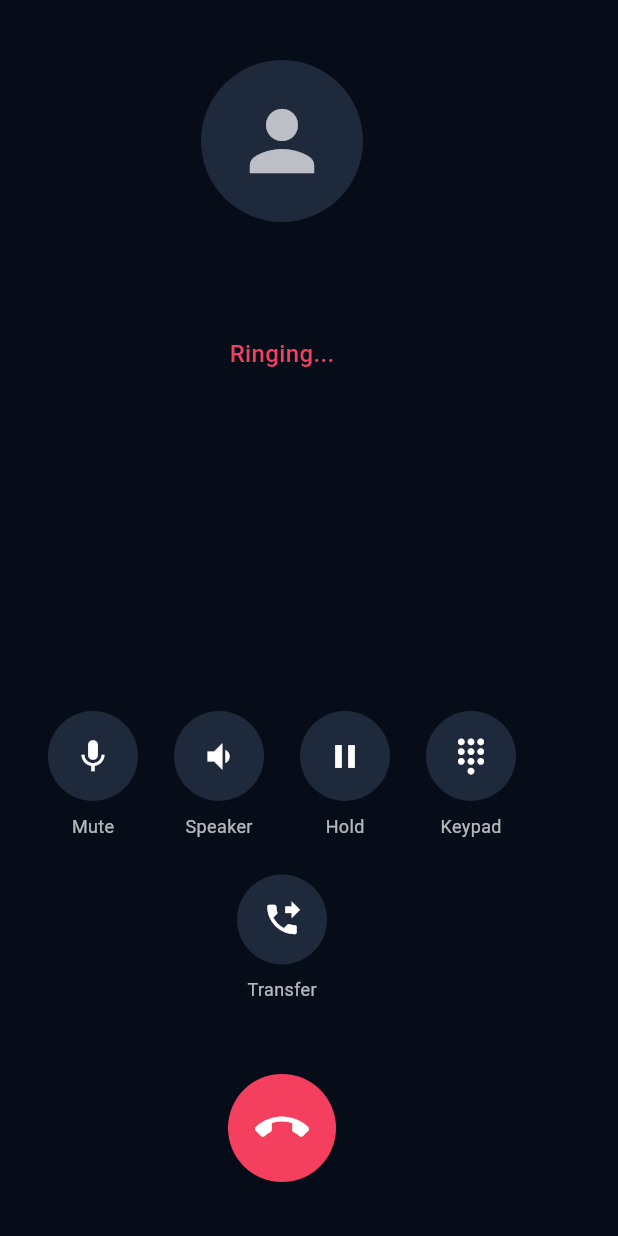
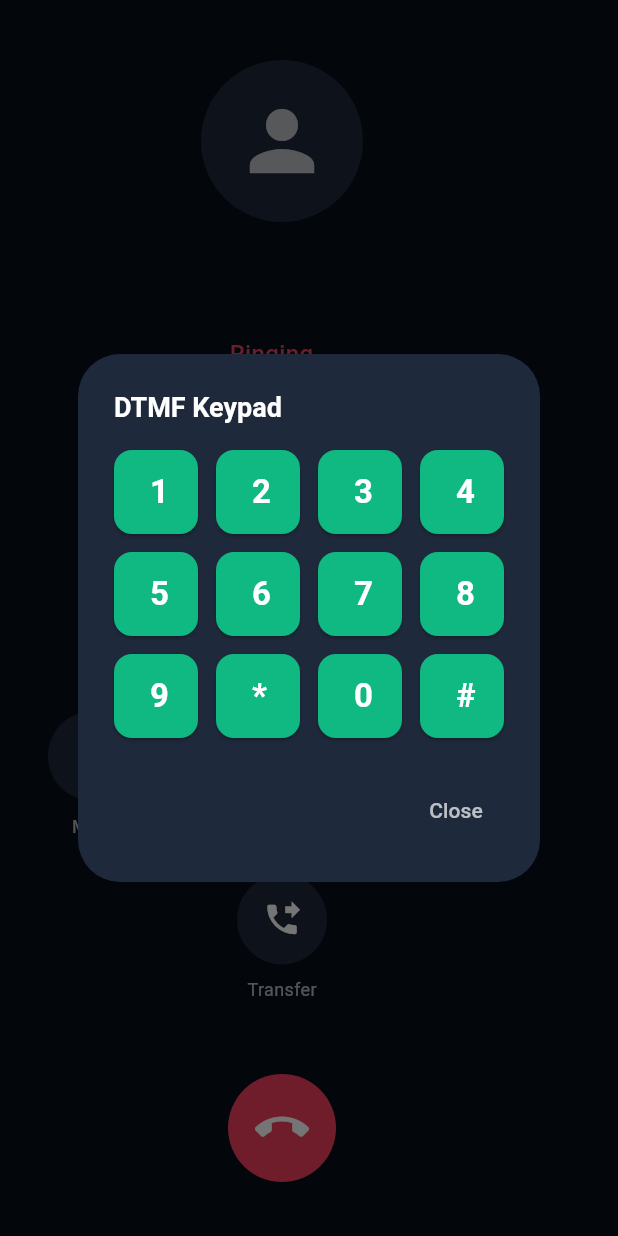
Before and after one commit to smmohibullahapon-art/ddialer-softphone, a Flutter app: the CallScreen screen opened directly with empty values, after a tap on "Keypad", on a phone screen of 412 x 824 dp. Run offline on Flutter 3.47's test engine with Material 3 defaults, Android fonts, the phone set to English and light mode, and no system bars; our stand-ins replace battery_plus, flutter_riverpod, flutter_secure_storage, permission_handler, shared_preferences; missing offline and left inert: audio_session, mobile_scanner, sip_ua; accounts and stored records are empty; statements that could not run were skipped.

Commit message:
Add DTMF dialog and improve UI elements

```diff
--- a/lib/presentation/screens/call_screen.dart
+++ b/lib/presentation/screens/call_screen.dart
@@ -1,6 +1,8 @@
 import 'dart:async';
+
 import 'package:flutter/material.dart';
 import 'package:battery_plus/battery_plus.dart';
+
 import '../../core/telephony/sip_service.dart';
 
 class CallScreen extends StatefulWidget {
@@ -20,18 +22,17 @@ class CallScreen extends StatefulWidget {
 class _CallScreenState extends State<CallScreen> {
   final SipService _sipService = SipService();
   final Battery _battery = Battery();
+
   Timer? _callDurationTimer;
   Timer? _rtpStatsTimer;
   int _secondsElapsed = 0;
   String _callStatus = 'Calling...';
 
-  // Real-time RTP Quality Stats
   int _latencyMs = 28;
   double _jitterMs = 1.8;
   double _packetLoss = 0.0;
   int _signalBars = 4;
 
-  // Real-time Device Battery Level
   int _batteryLevel = 84;
   bool _isCharging = false;
 
@@ -40,7 +41,6 @@ class _CallScreenState extends State<CallScreen> {
     super.initState();
     _fetchBattery();
 
-    // Simulate connection after SIP ring
     Future.delayed(const Duration(seconds: 2), () {
       if (mounted) {
         setState(() {
@@ -87,7 +87,6 @@ class _CallScreenState extends State<CallScreen> {
     _rtpStatsTimer = Timer.periodic(const Duration(milliseconds: 1500), (timer) {
       if (mounted && _callStatus == 'Connected') {
         setState(() {
-          // Dynamic WebRTC RTP getStats() telemetry
           _latencyMs = 24 + (_secondsElapsed % 7) * 2;
           _jitterMs = 1.2 + ((_secondsElapsed % 5) * 0.3);
           _signalBars = _latencyMs < 100 ? 4 : 3;
@@ -116,6 +115,64 @@ class _CallScreenState extends State<CallScreen> {
     super.dispose();
   }
 
+  void _showDtmfDialog(BuildContext context) {
+    final List<String> tones = ['1', '2', '3', '4', '5', '6', '7', '8', '9', '*', '0', '#'];
+
+    showDialog(
+      context: context,
+      builder: (_) => AlertDialog(
+        backgroundColor: const Color(0xFF1E293B),
+        title: const Text(
+          'DTMF Keypad',
+          style: TextStyle(color: Colors.white, fontSize: 18, fontWeight: FontWeight.bold),
+        ),
+        content: SizedBox(
+          width: 260,
+          child: Wrap(
+            alignment: WrapAlignment.center,
+            spacing: 12,
+            runSpacing: 12,
+            children: tones.map((tone) {
+              return SizedBox(
+                width: 56,
+                height: 56,
+                child: ElevatedButton(
+                  style: ElevatedButton.styleFrom(
+                    backgroundColor: const Color(0xFF10B981),
+                    foregroundColor: Colors.white,
+                    shape: RoundedRectangleBorder(
+                      borderRadius: BorderRadius.circular(12),
+                    ),
+                  ),
+                  onPressed: () {
+                    _sipService.sendDTMF(tone);
+                    Navigator.pop(context);
+                  },
+                  child: Text(
+                    tone,
+                    style: const TextStyle(
+                      fontSize: 22,
+                      fontWeight: FontWeight.bold,
+                    ),
+                  ),
+                ),
+              );
+            }).toList(),
+          ),
+        ),
+        actions: [
+          TextButton(
+            onPressed: () => Navigator.pop(context),
+            child: const Text(
+              'Close',
+              style: TextStyle(color: Colors.white70),
+            ),
+          ),
+        ],
+      ),
+    );
+  }
+
   @override
   Widget build(BuildContext context) {
     return Scaffold(
@@ -124,14 +181,13 @@ class _CallScreenState extends State<CallScreen> {
         child: Column(
           children: [
             const SizedBox(height: 16),
-            // Real-Time Signal Strength, Jitter & Device Battery Meter Row
+
             if (_callStatus == 'Connected')
               Padding(
                 padding: const EdgeInsets.symmetric(horizontal: 24),
                 child: Row(
                   mainAxisAlignment: MainAxisAlignment.center,
                   children: [
-                    // Signal Strength & Jitter / Latency Meter Pill
                     GestureDetector(
                       onTap: () => _showQualityDiagnostics(context),
                       child: Container(
@@ -139,12 +195,13 @@ class _CallScreenState extends State<CallScreen> {
                         decoration: BoxDecoration(
                           color: const Color(0xFF10B981).withOpacity(0.12),
                           borderRadius: BorderRadius.circular(20),
-                          border: Border.all(color: const Color(0xFF10B981).withOpacity(0.3)),
+                          border: Border.all(
+                            color: const Color(0xFF10B981).withOpacity(0.3),
+                          ),
                         ),
                         child: Row(
                           mainAxisSize: MainAxisSize.min,
                           children: [
-                            // 4-Bar Signal Indicator
                             Row(
                               crossAxisAlignment: CrossAxisAlignment.end,
                               children: List.generate(4, (index) {
@@ -170,13 +227,16 @@ class _CallScreenState extends State<CallScreen> {
                               ),
                             ),
                             const SizedBox(width: 4),
-                            const Icon(Icons.info_outline, color: Color(0xFF10B981), size: 14),
+                            const Icon(
+                              Icons.info_outline,
+                              color: Color(0xFF10B981),
+                              size: 14,
+                            ),
                           ],
                         ),
                       ),
                     ),
                     const SizedBox(width: 8),
-                    // Real-time Device Battery Indicator
                     Container(
                       padding: const EdgeInsets.symmetric(horizontal: 10, vertical: 6),
                       decoration: BoxDecoration(
@@ -219,13 +279,15 @@ class _CallScreenState extends State<CallScreen> {
               ),
 
             const SizedBox(height: 24),
-            // Avatar
+
             CircleAvatar(
               radius: 54,
               backgroundColor: const Color(0xFF1E293B),
               child: const Icon(Icons.person, size: 64, color: Colors.white70),
             ),
+
             const SizedBox(height: 24),
+
             Text(
               widget.calleeNumber,
               style: const TextStyle(
@@ -234,7 +296,9 @@ class _CallScreenState extends State<CallScreen> {
                 fontWeight: FontWeight.bold,
               ),
             ),
+
             const SizedBox(height: 12),
+
             if (_callStatus == 'Connected') ...[
               Container(
                 padding: const EdgeInsets.symmetric(horizontal: 16, vertical: 6),
@@ -291,8 +355,9 @@ class _CallScreenState extends State<CallScreen> {
                   fontWeight: FontWeight.w500,
                 ),
               ),
+
             const Spacer(),
-            // Call Controls (Mute, Keypad, Speaker, Hold)
+
             Container(
               padding: const EdgeInsets.symmetric(horizontal: 32),
               child: Wrap(
@@ -339,20 +404,22 @@ class _CallScreenState extends State<CallScreen> {
                 ],
               ),
             ),
+
             const SizedBox(height: 48),
-            // End Call Button
+
             GestureDetector(
               onTap: _endCall,
               child: Container(
                 width: 72,
                 height: 72,
                 decoration: const BoxDecoration(
-                  color: Color(0xFFF43F5E), // Crimson
+                  color: Color(0xFFF43F5E),
                   shape: BoxShape.circle,
                 ),
                 child: const Icon(Icons.call_end, color: Colors.white, size: 36),
               ),
             ),
+
             const SizedBox(height: 36),
           ],
         ),
@@ -362,6 +429,7 @@ class _CallScreenState extends State<CallScreen> {
 
   void _showTransferDialog(BuildContext context) {
     String targetExt = '';
+
     showModalBottomSheet(
       context: context,
       isScrollControlled: true,
@@ -408,7 +476,11 @@ class _CallScreenState extends State<CallScreen> {
                   const SizedBox(height: 16),
                   TextField(
                     autofocus: true,
-                    style: const TextStyle(color: Colors.white, fontSize: 18, fontFamily: 'monospace'),
+                    style: const TextStyle(
+                      color: Colors.white,
+                      fontSize: 18,
+                      fontFamily: 'monospace',
+                    ),
                     keyboardType: TextInputType.phone,
                     decoration: InputDecoration(
                       hintText: 'Enter extension e.g. 1002',
@@ -443,7 +515,9 @@ class _CallScreenState extends State<CallScreen> {
                             backgroundColor: const Color(0xFFF43F5E),
                             foregroundColor: Colors.white,
                             padding: const EdgeInsets.symmetric(vertical: 14),
-                            shape: RoundedRectangleBorder(borderRadius: BorderRadius.circular(12)),
+                            shape: RoundedRectangleBorder(
+                              borderRadius: BorderRadius.circular(12),
+                            ),
                           ),
                         ),
                       ),
@@ -460,7 +534,9 @@ class _CallScreenState extends State<CallScreen> {
                             foregroundColor: const Color(0xFF10B981),
                             side: const BorderSide(color: Color(0xFF10B981)),
                             padding: const EdgeInsets.symmetric(vertical: 14),
-                            shape: RoundedRectangleBorder(borderRadius: BorderRadius.circular(12)),
+                            shape: RoundedRectangleBorder(
+                              borderRadius: BorderRadius.circular(12),
+                            ),
                           ),
                         ),
                       ),
@@ -490,7 +566,11 @@ class _CallScreenState extends State<CallScreen> {
           children: [
             const Text(
               'SIP WebRTC Quality Diagnostics',
-              style: TextStyle(color: Colors.white, fontWeight: FontWeight.bold, fontSize: 16),
+              style: TextStyle(
+                color: Colors.white,
+                fontWeight: FontWeight.bold,
+                fontSize: 16,
+              ),
             ),
             const SizedBox(height: 16),
             Wrap(
@@ -500,7 +580,13 @@ class _CallScreenState extends State<CallScreen> {
                 _DiagTile('Latency (RTT)', '${_latencyMs} ms', const Color(0xFF10B981)),
                 _DiagTile('Jitter', '${_jitterMs.toStringAsFixed(1)} ms', const Color(0xFF10B981)),
                 _DiagTile('Packet Loss', '${_packetLoss}%', const Color(0xFF10B981)),
-                _DiagTile('Battery Level', '$_batteryLevel%', _batteryLevel <= 15 ? const Color(0xFFF43F5E) : const Color(0xFF10B981)),
+                _DiagTile(
+                  'Battery Level',
+                  '$_batteryLevel%',
+                  _batteryLevel <= 15
+                      ? const Color(0xFFF43F5E)
+                      : const Color(0xFF10B981),
+                ),
               ],
             ),
             const SizedBox(height: 16),
@@ -534,9 +620,17 @@ class _DiagTile extends StatelessWidget {
         children: [
           Text(label, style: const TextStyle(color: Colors.white54, fontSize: 11)),
           const SizedBox(height: 4),
-          Text(value, style: TextStyle(color: color, fontSize: 16, fontWeight: FontWeight.bold)),
+          Text(
+            value,
+            style: TextStyle(
+              color: color,
+              fontSize: 16,
+              fontWeight: FontWeight.bold,
+            ),
+          ),
         ],
       ),
+    );
   }
 }
 
```
